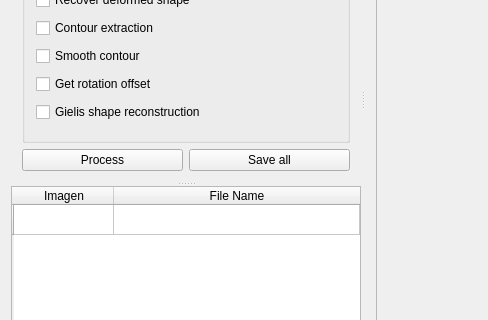
Before: the Qt Designer form project/c++/gui/gui.ui in GVallicrosa/vibot6-mscv3-se, drawn with Qt 5; both pictures show x 0 to 488 and y 224 to 544 of the 745 by 649 pixel window.
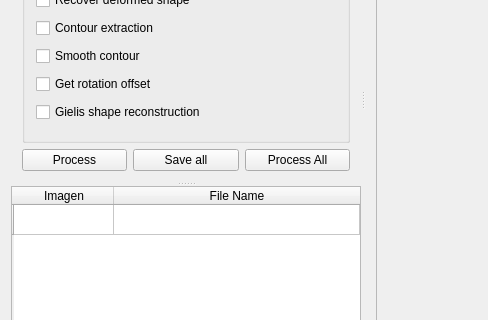
After: the same form once the commit is applied. Icons and pictures are not drawn.

```diff
--- a/project/c++/gui/gui.ui
+++ b/project/c++/gui/gui.ui
@@ -138,7 +138,7 @@
            </layout>
           </widget>
          </item>
-         <item row="2" column="0">
+         <item row="3" column="0">
           <layout class="QHBoxLayout" name="horizontalLayout">
            <item>
             <widget class="QPushButton" name="pushButton_Process">
@@ -154,6 +154,13 @@
              </property>
             </widget>
            </item>
+           <item>
+            <widget class="QPushButton" name="pushButton_Process_All">
+             <property name="text">
+              <string>Process All</string>
+             </property>
+            </widget>
+           </item>
           </layout>
          </item>
         </layout>
```
Left out of the diff: 2 changed lines with no effect on the pictures.
